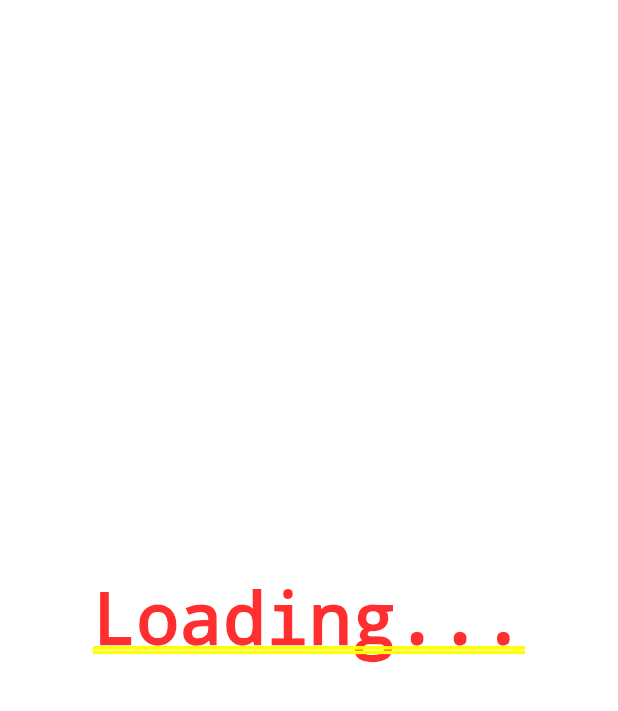
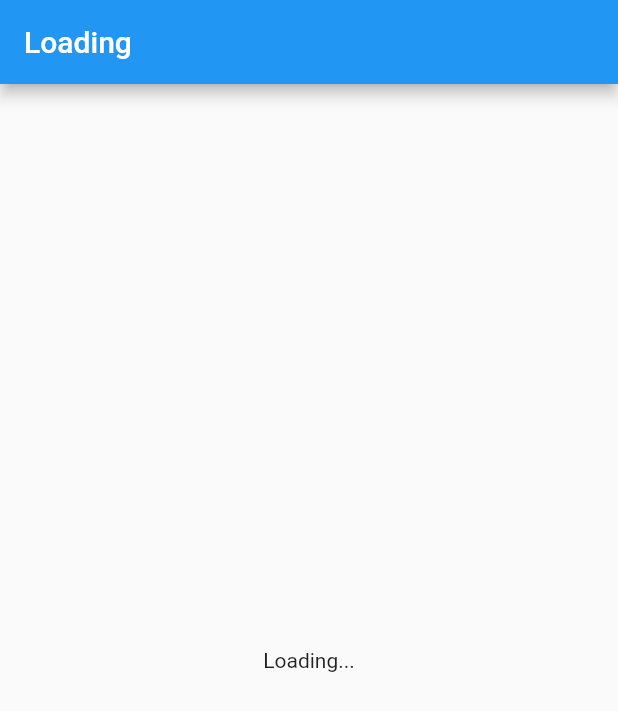
Before and after one commit to RamenTeam/ramen, a Flutter app: the screen it shows after launch, on a phone screen of 412 x 824 dp. Shown: the top 711 px of the screen. Run offline on Flutter 3.47's test engine with Material 2 defaults, Android fonts, the phone set to English and light mode, and no system bars.

Commit message:
Add boilerplate code from screens

```diff
--- a/noodle/lib/screens/loading.dart
+++ b/noodle/lib/screens/loading.dart
@@ -5,9 +5,14 @@ class Loading extends StatelessWidget {
 
   @override
   Widget build(BuildContext context) {
-    return Container(
-      child: Center(
-        child: Text("Loading..."),
+    return SafeArea(
+      child: Scaffold(
+        appBar: AppBar(
+          title: Text("Loading"),
+        ),
+        body: Center(
+          child: Text('Loading...'),
+        ),
       ),
     );
   }
```
Also changed, not shown: noodle/lib/screens/home.dart (+8 -3 lines), noodle/lib/screens/profile.dart (+8 -3 lines).
